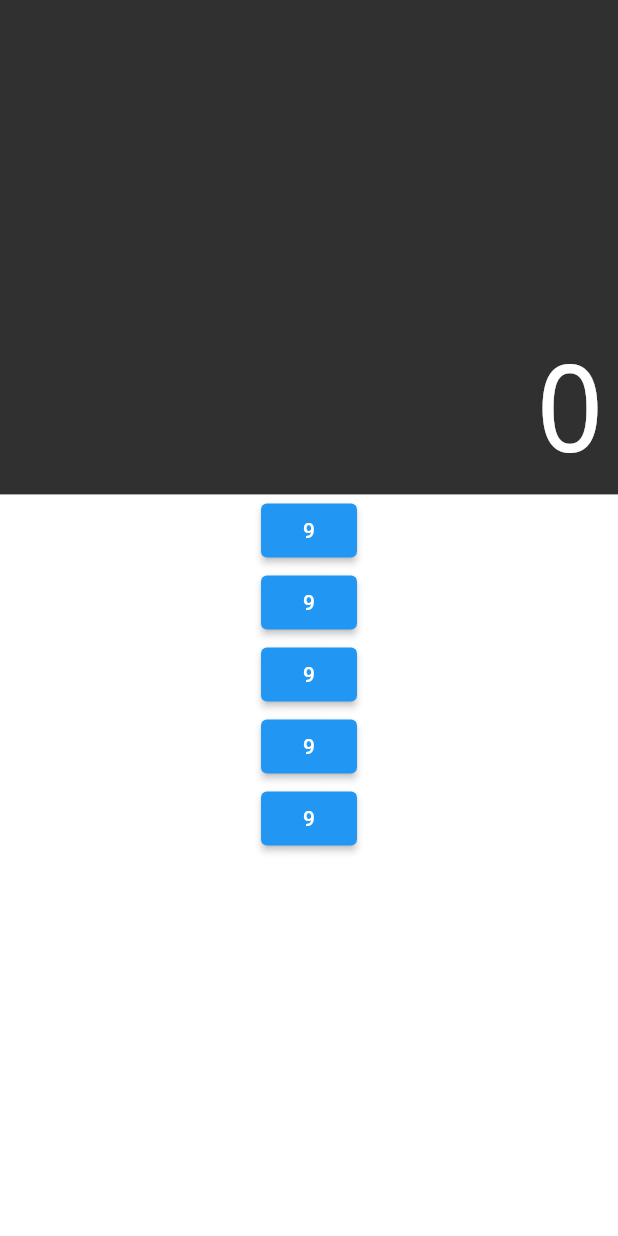
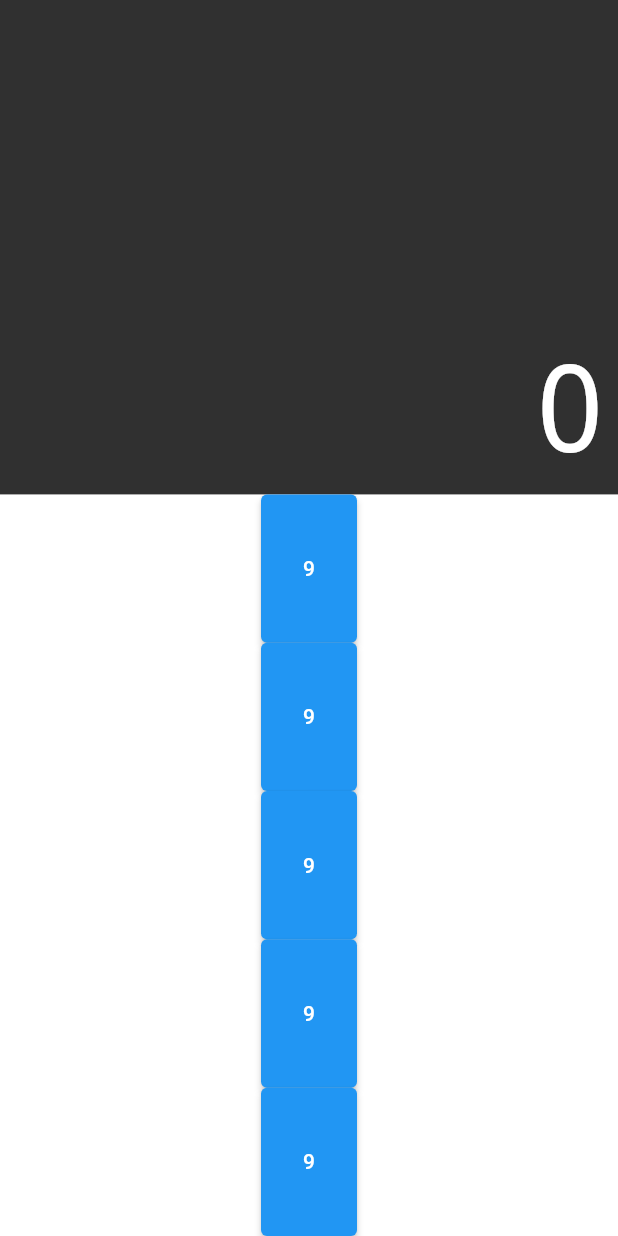
Before and after one commit to LucasCardoso910/calculator, a Flutter app: the screen it shows after launch, on a phone screen of 412 x 824 dp. Run offline on Flutter 3.47's test engine with Material 2 defaults, Android fonts, the phone set to English and light mode, and no system bars; drawn by our look-alikes of auto_size_text.

Commit message:
initialize button component and show them off in the keyboard
Signed-off-by: Lucas Cardoso <lucas.cardoso.santos@usp.br>

```diff
--- a/lib/components/button.dart
+++ b/lib/components/button.dart
@@ -0,0 +1,18 @@
+import 'package:flutter/material.dart';
+
+class Button extends StatelessWidget {
+  final String buttonLabel;
+
+  const Button({Key? key, required this.buttonLabel}) : super(key: key);
+
+  @override
+  Widget build(BuildContext context) {
+    return Expanded(
+      flex: 1,
+      child: ElevatedButton(
+        child: Text(buttonLabel),
+        onPressed: () {},
+      ),
+    );
+  }
+}
--- a/lib/components/keyboard.dart
+++ b/lib/components/keyboard.dart
@@ -1,3 +1,4 @@
+import 'package:calculator/components/button.dart';
 import 'package:flutter/material.dart';
 
 class Keyboard extends StatelessWidget {
@@ -5,18 +6,17 @@ class Keyboard extends StatelessWidget {
 
   @override
   Widget build(BuildContext context) {
-    const buttonLabel = Text('9');
     Size mediaSize = MediaQuery.of(context).size; // get screen size
 
     return Container(
       height: mediaSize.height * 0.6, // set height as 60% of screen height
       child: Column(
         children: [
-          ElevatedButton(onPressed: () {}, child: buttonLabel),
-          ElevatedButton(onPressed: () {}, child: buttonLabel),
-          ElevatedButton(onPressed: () {}, child: buttonLabel),
-          ElevatedButton(onPressed: () {}, child: buttonLabel),
-          ElevatedButton(onPressed: () {}, child: buttonLabel),
+          Button(buttonLabel: '9'),
+          Button(buttonLabel: '9'),
+          Button(buttonLabel: '9'),
+          Button(buttonLabel: '9'),
+          Button(buttonLabel: '9'),
         ],
       ),
     );
```
